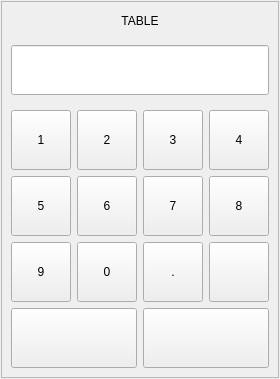
First picture: the form in Classes/dlgpassword.ui, repository End1-1/Cafe5, before the edit.
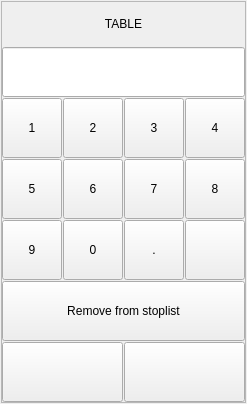
Second picture: the form after the edit. Icons and pictures are not drawn. Custom widgets are drawn as their Qt base class.

```diff
--- a/Classes/dlgpassword.ui
+++ b/Classes/dlgpassword.ui
@@ -6,12 +6,12 @@
    <rect>
     <x>0</x>
     <y>0</y>
-    <width>280</width>
-    <height>379</height>
+    <width>245</width>
+    <height>404</height>
    </rect>
   </property>
   <property name="sizePolicy">
-   <sizepolicy hsizetype="Preferred" vsizetype="Preferred">
+   <sizepolicy hsizetype="Preferred" vsizetype="Minimum">
     <horstretch>0</horstretch>
     <verstretch>0</verstretch>
    </sizepolicy>
@@ -38,6 +38,9 @@
    <property name="bottomMargin">
     <number>1</number>
    </property>
+   <property name="spacing">
+    <number>1</number>
+   </property>
    <item row="0" column="0">
     <widget class="QFrame" name="frame">
      <property name="frameShape">
@@ -50,6 +53,158 @@
       <bool>true</bool>
      </property>
      <layout class="QGridLayout" name="gridLayout_2">
+      <property name="leftMargin">
+       <number>0</number>
+      </property>
+      <property name="topMargin">
+       <number>0</number>
+      </property>
+      <property name="rightMargin">
+       <number>0</number>
+      </property>
+      <property name="bottomMargin">
+       <number>0</number>
+      </property>
+      <property name="spacing">
+       <number>1</number>
+      </property>
+      <item row="2" column="0">
+       <widget class="QToolButton" name="pushButton">
+        <property name="minimumSize">
+         <size>
+          <width>60</width>
+          <height>60</height>
+         </size>
+        </property>
+        <property name="maximumSize">
+         <size>
+          <width>60</width>
+          <height>60</height>
+         </size>
+        </property>
+        <property name="focusPolicy">
+         <enum>Qt::FocusPolicy::NoFocus</enum>
+        </property>
+        <property name="text">
+         <string>1</string>
+        </property>
+       </widget>
+      </item>
+      <item row="2" column="2">
+       <widget class="QToolButton" name="pushButton_3">
+        <property name="minimumSize">
+         <size>
+          <width>60</width>
+          <height>60</height>
+         </size>
+        </property>
+        <property name="maximumSize">
+         <size>
+          <width>60</width>
+          <height>60</height>
+         </size>
+        </property>
+        <property name="focusPolicy">
+         <enum>Qt::FocusPolicy::NoFocus</enum>
+        </property>
+        <property name="text">
+         <string>3</string>
+        </property>
+       </widget>
+      </item>
+      <item row="4" column="0">
+       <widget class="QToolButton" name="pushButton_9">
+        <property name="minimumSize">
+         <size>
+          <width>60</width>
+          <height>60</height>
+         </size>
+        </property>
+        <property name="maximumSize">
+         <size>
+          <width>60</width>
+          <height>60</height>
+         </size>
+        </property>
+        <property name="focusPolicy">
+         <enum>Qt::FocusPolicy::NoFocus</enum>
+        </property>
+        <property name="text">
+         <string>9</string>
+        </property>
+       </widget>
+      </item>
+      <item row="1" column="0" colspan="4">
+       <widget class="C5LineEdit" name="lePassword">
+        <property name="sizePolicy">
+         <sizepolicy hsizetype="Expanding" vsizetype="Preferred">
+          <horstretch>0</horstretch>
+          <verstretch>0</verstretch>
+         </sizepolicy>
+        </property>
+        <property name="minimumSize">
+         <size>
+          <width>0</width>
+          <height>50</height>
+         </size>
+        </property>
+        <property name="font">
+         <font>
+          <pointsize>16</pointsize>
+         </font>
+        </property>
+        <property name="echoMode">
+         <enum>QLineEdit::EchoMode::Password</enum>
+        </property>
+        <property name="alignment">
+         <set>Qt::AlignmentFlag::AlignCenter</set>
+        </property>
+       </widget>
+      </item>
+      <item row="4" column="1">
+       <widget class="QToolButton" name="pushButton_10">
+        <property name="minimumSize">
+         <size>
+          <width>60</width>
+          <height>60</height>
+         </size>
+        </property>
+        <property name="maximumSize">
+         <size>
+          <width>60</width>
+          <height>60</height>
+         </size>
+        </property>
+        <property name="focusPolicy">
+         <enum>Qt::FocusPolicy::NoFocus</enum>
+        </property>
+        <property name="text">
+         <string>0</string>
+        </property>
+       </widget>
+      </item>
+      <item row="4" column="2">
+       <widget class="QToolButton" name="pushButton_13">
+        <property name="minimumSize">
+         <size>
+          <width>60</width>
+          <height>60</height>
+         </size>
+        </property>
+        <property name="maximumSize">
+         <size>
+          <width>60</width>
+          <height>60</height>
+         </size>
+        </property>
+        <property name="focusPolicy">
+         <enum>Qt::FocusPolicy::NoFocus</enum>
+        </property>
+        <property name="text">
+         <string>.</string>
+        </property>
+       </widget>
+      </item>
       <item row="0" column="0" colspan="4">
        <widget class="QLabel" name="label">
         <property name="sizePolicy">
@@ -69,47 +224,36 @@
         </property>
        </widget>
       </item>
-      <item row="1" column="0" colspan="4">
-       <widget class="QWidget" name="widget" native="true">
-        <layout class="QHBoxLayout" name="horizontalLayout">
-         <property name="leftMargin">
-          <number>0</number>
-         </property>
-         <property name="rightMargin">
-          <number>0</number>
-         </property>
-         <item>
-          <widget class="C5LineEdit" name="lePassword">
-           <property name="sizePolicy">
-            <sizepolicy hsizetype="Expanding" vsizetype="Preferred">
-             <horstretch>0</horstretch>
-             <verstretch>0</verstretch>
-            </sizepolicy>
-           </property>
-           <property name="minimumSize">
-            <size>
-             <width>0</width>
-             <height>50</height>
-            </size>
-           </property>
-           <property name="font">
-            <font>
-             <pointsize>16</pointsize>
-            </font>
-           </property>
-           <property name="echoMode">
-            <enum>QLineEdit::Password</enum>
-           </property>
-           <property name="alignment">
-            <set>Qt::AlignCenter</set>
-           </property>
-          </widget>
-         </item>
-        </layout>
+      <item row="3" column="3">
+       <widget class="QToolButton" name="pushButton_8">
+        <property name="minimumSize">
+         <size>
+          <width>60</width>
+          <height>60</height>
+         </size>
+        </property>
+        <property name="maximumSize">
+         <size>
+          <width>60</width>
+          <height>60</height>
+         </size>
+        </property>
+        <property name="focusPolicy">
+         <enum>Qt::FocusPolicy::NoFocus</enum>
+        </property>
+        <property name="text">
+         <string>8</string>
+        </property>
        </widget>
       </item>
-      <item row="2" column="0">
-       <widget class="QPushButton" name="pushButton">
+      <item row="6" column="2" colspan="2">
+       <widget class="QToolButton" name="pushButton_12">
+        <property name="sizePolicy">
+         <sizepolicy hsizetype="Expanding" vsizetype="Fixed">
+          <horstretch>0</horstretch>
+          <verstretch>0</verstretch>
+         </sizepolicy>
+        </property>
         <property name="minimumSize">
          <size>
           <width>60</width>
@@ -118,20 +262,84 @@
         </property>
         <property name="maximumSize">
          <size>
+          <width>16777215</width>
+          <height>60</height>
+         </size>
+        </property>
+        <property name="focusPolicy">
+         <enum>Qt::FocusPolicy::NoFocus</enum>
+        </property>
+        <property name="text">
+         <string/>
+        </property>
+        <property name="icon">
+         <iconset resource="../resources/res.qrc">
+          <normaloff>:/ok.png</normaloff>:/ok.png</iconset>
+        </property>
+        <property name="iconSize">
+         <size>
+          <width>32</width>
+          <height>32</height>
+         </size>
+        </property>
+       </widget>
+      </item>
+      <item row="4" column="3">
+       <widget class="QToolButton" name="btnClear">
+        <property name="minimumSize">
+         <size>
           <width>60</width>
           <height>60</height>
          </size>
         </property>
+        <property name="maximumSize">
+         <size>
+          <width>60</width>
+          <height>60</height>
+         </size>
+        </property>
         <property name="focusPolicy">
          <enum>Qt::NoFocus</enum>
         </property>
         <property name="text">
-         <string>1</string>
+         <string/>
+        </property>
+        <property name="icon">
+         <iconset resource="../resources/res.qrc">
+          <normaloff>:/broom.png</normaloff>:/broom.png</iconset>
+        </property>
+        <property name="iconSize">
+         <size>
+          <width>32</width>
+          <height>32</height>
+         </size>
+        </property>
+       </widget>
+      </item>
+      <item row="3" column="1">
+       <widget class="QToolButton" name="pushButton_6">
+        <property name="minimumSize">
+         <size>
+          <width>60</width>
+          <height>60</height>
+         </size>
+        </property>
+        <property name="maximumSize">
+         <size>
+          <width>60</width>
+          <height>60</height>
+         </size>
+        </property>
+        <property name="focusPolicy">
+         <enum>Qt::FocusPolicy::NoFocus</enum>
+        </property>
+        <property name="text">
+         <string>6</string>
         </property>
        </widget>
       </item>
       <item row="2" column="1">
-       <widget class="QPushButton" name="pushButton_2">
+       <widget class="QToolButton" name="pushButton_2">
         <property name="minimumSize">
          <size>
           <width>60</width>
@@ -152,30 +360,8 @@
         </property>
        </widget>
       </item>
-      <item row="2" column="2">
-       <widget class="QPushButton" name="pushButton_3">
-        <property name="minimumSize">
-         <size>
-          <width>60</width>
-          <height>60</height>
-         </size>
-        </property>
-        <property name="maximumSize">
-         <size>
-          <width>60</width>
-          <height>60</height>
-         </size>
-        </property>
-        <property name="focusPolicy">
-         <enum>Qt::NoFocus</enum>
-        </property>
-        <property name="text">
-         <string>3</string>
-        </property>
-       </widget>
-      </item>
       <item row="2" column="3">
-       <widget class="QPushButton" name="pushButton_4">
+       <widget class="QToolButton" name="pushButton_4">
         <property name="minimumSize">
          <size>
           <width>60</width>
@@ -196,8 +382,46 @@
         </property>
        </widget>
       </item>
+      <item row="6" column="0" colspan="2">
+       <widget class="QToolButton" name="pushButton_11">
+        <property name="sizePolicy">
+         <sizepolicy hsizetype="Expanding" vsizetype="Fixed">
+          <horstretch>0</horstretch>
+          <verstretch>0</verstretch>
+         </sizepolicy>
+        </property>
+        <property name="minimumSize">
+         <size>
+          <width>60</width>
+          <height>60</height>
+         </size>
+        </property>
+        <property name="maximumSize">
+         <size>
+          <width>16777215</width>
+          <height>60</height>
+         </size>
+        </property>
+        <property name="focusPolicy">
+         <enum>Qt::FocusPolicy::NoFocus</enum>
+        </property>
+        <property name="text">
+         <string/>
+        </property>
+        <property name="icon">
+         <iconset resource="../resources/res.qrc">
+          <normaloff>:/cancel.png</normaloff>:/cancel.png</iconset>
+        </property>
+        <property name="iconSize">
+         <size>
+          <width>32</width>
+          <height>32</height>
+         </size>
+        </property>
+       </widget>
+      </item>
       <item row="3" column="0">
-       <widget class="QPushButton" name="pushButton_5">
+       <widget class="QToolButton" name="pushButton_5">
         <property name="minimumSize">
          <size>
           <width>60</width>
@@ -218,30 +442,8 @@
         </property>
        </widget>
       </item>
-      <item row="3" column="1">
-       <widget class="QPushButton" name="pushButton_6">
-        <property name="minimumSize">
-         <size>
-          <width>60</width>
-          <height>60</height>
-         </size>
-        </property>
-        <property name="maximumSize">
-         <size>
-          <width>60</width>
-          <height>60</height>
-         </size>
-        </property>
-        <property name="focusPolicy">
-         <enum>Qt::NoFocus</enum>
-        </property>
-        <property name="text">
-         <string>6</string>
-        </property>
-       </widget>
-      </item>
       <item row="3" column="2">
-       <widget class="QPushButton" name="pushButton_7">
+       <widget class="QToolButton" name="pushButton_7">
         <property name="minimumSize">
          <size>
           <width>60</width>
@@ -262,128 +464,14 @@
         </property>
        </widget>
       </item>
-      <item row="3" column="3">
-       <widget class="QPushButton" name="pushButton_8">
-        <property name="minimumSize">
-         <size>
-          <width>60</width>
-          <height>60</height>
-         </size>
+      <item row="5" column="0" colspan="4">
+       <widget class="QToolButton" name="btnRemoveFromStopList">
+        <property name="sizePolicy">
+         <sizepolicy hsizetype="Expanding" vsizetype="Fixed">
+          <horstretch>0</horstretch>
+          <verstretch>0</verstretch>
+         </sizepolicy>
         </property>
-        <property name="maximumSize">
-         <size>
-          <width>60</width>
-          <height>60</height>
-         </size>
-        </property>
-        <property name="focusPolicy">
-         <enum>Qt::NoFocus</enum>
-        </property>
-        <property name="text">
-         <string>8</string>
-        </property>
-       </widget>
-      </item>
-      <item row="4" column="0">
-       <widget class="QPushButton" name="pushButton_9">
-        <property name="minimumSize">
-         <size>
-          <width>60</width>
-          <height>60</height>
-         </size>
-        </property>
-        <property name="maximumSize">
-         <size>
-          <width>60</width>
-          <height>60</height>
-         </size>
-        </property>
-        <property name="focusPolicy">
-         <enum>Qt::NoFocus</enum>
-        </property>
-        <property name="text">
-         <string>9</string>
-        </property>
-       </widget>
-      </item>
-      <item row="4" column="1">
-       <widget class="QPushButton" name="pushButton_10">
-        <property name="minimumSize">
-         <size>
-          <width>60</width>
-          <height>60</height>
-         </size>
-        </property>
-        <property name="maximumSize">
-         <size>
-          <width>60</width>
-          <height>60</height>
-         </size>
-        </property>
-        <property name="focusPolicy">
-         <enum>Qt::NoFocus</enum>
-        </property>
-        <property name="text">
-         <string>0</string>
-        </property>
-       </widget>
-      </item>
-      <item row="4" column="2">
-       <widget class="QPushButton" name="pushButton_13">
-        <property name="minimumSize">
-         <size>
-          <width>60</width>
-          <height>60</height>
-         </size>
-        </property>
-        <property name="maximumSize">
-         <size>
-          <width>60</width>
-          <height>60</height>
-         </size>
-        </property>
-        <property name="focusPolicy">
-         <enum>Qt::NoFocus</enum>
-        </property>
-        <property name="text">
-         <string>.</string>
-        </property>
-       </widget>
-      </item>
-      <item row="4" column="3">
-       <widget class="QPushButton" name="btnClear">
-        <property name="minimumSize">
-         <size>
-          <width>60</width>
-          <height>60</height>
-         </size>
-        </property>
-        <property name="maximumSize">
-         <size>
-          <width>60</width>
-          <height>60</height>
-         </size>
-        </property>
-        <property name="focusPolicy">
-         <enum>Qt::NoFocus</enum>
-        </property>
-        <property name="text">
-         <string/>
-        </property>
-        <property name="icon">
-         <iconset>
-          <normaloff>:/broom.png</normaloff>:/broom.png</iconset>
-        </property>
-        <property name="iconSize">
-         <size>
-          <width>32</width>
-          <height>32</height>
-         </size>
-        </property>
-       </widget>
-      </item>
-      <item row="5" column="0" colspan="2">
-       <widget class="QPushButton" name="pushButton_11">
         <property name="minimumSize">
          <size>
           <width>60</width>
@@ -400,7 +488,7 @@
          <enum>Qt::NoFocus</enum>
         </property>
         <property name="text">
-         <string/>
+         <string>Remove from stoplist</string>
         </property>
         <property name="icon">
          <iconset resource="../resources/resources.qrc">
@@ -412,37 +500,8 @@
           <height>32</height>
          </size>
         </property>
-       </widget>
-      </item>
-      <item row="5" column="2" colspan="2">
-       <widget class="QPushButton" name="pushButton_12">
-        <property name="minimumSize">
-         <size>
-          <width>60</width>
-          <height>60</height>
-         </size>
-        </property>
-        <property name="maximumSize">
-         <size>
-          <width>16777215</width>
-          <height>60</height>
-         </size>
-        </property>
-        <property name="focusPolicy">
-         <enum>Qt::NoFocus</enum>
-        </property>
-        <property name="text">
-         <string/>
-        </property>
-        <property name="icon">
-         <iconset resource="../resources/resources.qrc">
-          <normaloff>:/ok.png</normaloff>:/ok.png</iconset>
-        </property>
-        <property name="iconSize">
-         <size>
-          <width>32</width>
-          <height>32</height>
-         </size>
+        <property name="toolButtonStyle">
+         <enum>Qt::ToolButtonStyle::ToolButtonTextOnly</enum>
         </property>
        </widget>
       </item>
```
Left out of the diff: 23 changed lines with no effect on the pictures.
